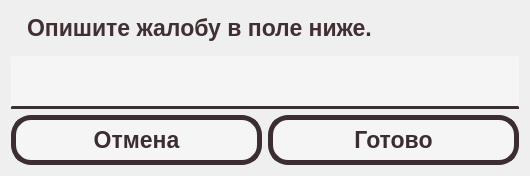
Above: lab3/LinkDove/typestringdialog.ui from ElizavetaPa17/LinkDove before the change. Below: the same form after it.
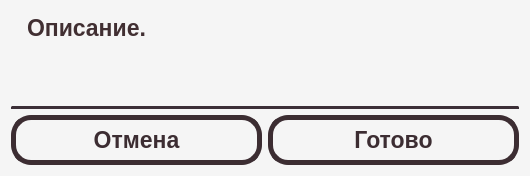
That is the form after the change.

Diff of the .ui file:
```diff
--- a/lab3/LinkDove/typestringdialog.ui
+++ b/lab3/LinkDove/typestringdialog.ui
@@ -19,6 +19,12 @@
   <property name="windowTitle">
    <string>Dialog</string>
   </property>
+  <property name="styleSheet">
+   <string notr="true">QDialog {
+	background-color: rgb(245, 245, 245);
+	border-radius: 20px;
+}</string>
+  </property>
   <layout class="QGridLayout" name="gridLayout">
    <item row="3" column="0">
     <widget class="QPushButton" name="cancelButton">
@@ -110,7 +116,7 @@
 }</string>
      </property>
      <property name="text">
-      <string>Опишите жалобу в поле ниже.</string>
+      <string>Описание.</string>
      </property>
     </widget>
    </item>
```
